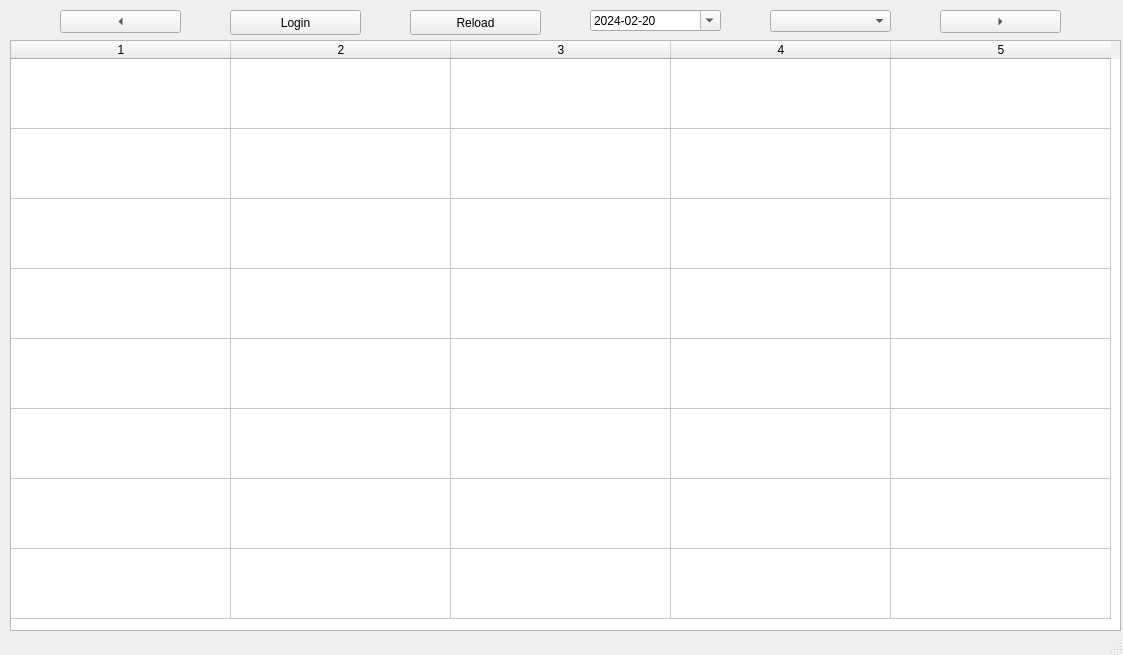
This is mainwindow.ui in l-koehler/untis-py as Qt 5 draws it before an edit. The edited form follows.
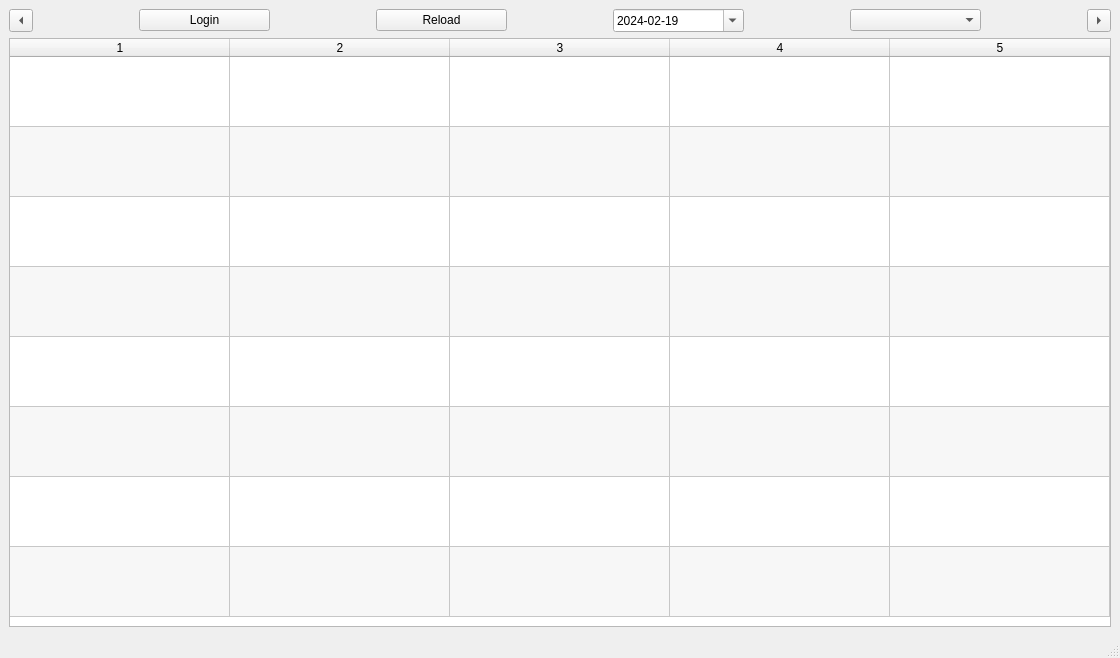
This is the edited form.

Commit message: fix api.py using qt6 regardless of flags

```diff
--- a/mainwindow.ui
+++ b/mainwindow.ui
@@ -6,10 +6,16 @@
    <rect>
     <x>0</x>
     <y>0</y>
-    <width>1123</width>
-    <height>655</height>
+    <width>1120</width>
+    <height>658</height>
    </rect>
   </property>
+  <property name="sizePolicy">
+   <sizepolicy hsizetype="Expanding" vsizetype="Expanding">
+    <horstretch>0</horstretch>
+    <verstretch>0</verstretch>
+   </sizepolicy>
+  </property>
   <property name="windowTitle">
    <string>Untis Desktop</string>
   </property>
@@ -23,81 +29,89 @@
    <property name="autoFillBackground">
     <bool>true</bool>
    </property>
+   <layout class="QVBoxLayout" name="verticalLayout">
+    <item>
+     <layout class="QHBoxLayout" name="top_bar_qhb">
+      <item>
+       <widget class="QToolButton" name="prev_btn">
+        <property name="text">
+         <string/>
+        </property>
+        <property name="shortcut">
+         <string>Left</string>
+        </property>
+        <property name="arrowType">
+         <enum>Qt::LeftArrow</enum>
+        </property>
+       </widget>
+      </item>
+      <item>
+       <spacer name="horizontalSpacer">
+        <property name="orientation">
+         <enum>Qt::Horizontal</enum>
+        </property>
+        <property name="sizeType">
+         <enum>QSizePolicy::Maximum</enum>
+        </property>
+        <property name="sizeHint" stdset="0">
+         <size>
+          <width>100</width>
+          <height>20</height>
+         </size>
+        </property>
+       </spacer>
+      </item>
+      <item>
    <widget class="QPushButton" name="login_btn">
-    <property name="geometry">
-     <rect>
-      <x>230</x>
-      <y>10</y>
-      <width>131</width>
-      <height>25</height>
-     </rect>
-    </property>
     <property name="text">
      <string>Login</string>
     </property>
    </widget>
-   <widget class="QTableWidget" name="timetable">
-    <property name="geometry">
-     <rect>
-      <x>10</x>
-      <y>40</y>
-      <width>1111</width>
-      <height>591</height>
-     </rect>
-    </property>
-    <property name="autoFillBackground">
-     <bool>true</bool>
-    </property>
-    <property name="sizeAdjustPolicy">
-     <enum>QAbstractScrollArea::AdjustToContents</enum>
-    </property>
-    <property name="rowCount">
-     <number>8</number>
-    </property>
-    <property name="columnCount">
-     <number>5</number>
-    </property>
-    <attribute name="horizontalHeaderCascadingSectionResizes">
-     <bool>false</bool>
-    </attribute>
-    <attribute name="horizontalHeaderMinimumSectionSize">
-     <number>210</number>
-    </attribute>
-    <attribute name="horizontalHeaderDefaultSectionSize">
-     <number>220</number>
-    </attribute>
-    <attribute name="verticalHeaderVisible">
-     <bool>false</bool>
-    </attribute>
-    <attribute name="verticalHeaderMinimumSectionSize">
-     <number>70</number>
-    </attribute>
-    <attribute name="verticalHeaderDefaultSectionSize">
-     <number>70</number>
-    </attribute>
-    <row/>
-    <row/>
-    <row/>
-    <row/>
-    <row/>
-    <row/>
-    <row/>
-    <row/>
-    <column/>
-    <column/>
-    <column/>
-    <column/>
-    <column/>
-   </widget>
+      </item>
+      <item>
+       <spacer name="horizontalSpacer_2">
+        <property name="orientation">
+         <enum>Qt::Horizontal</enum>
+        </property>
+        <property name="sizeType">
+         <enum>QSizePolicy::Maximum</enum>
+        </property>
+        <property name="sizeHint" stdset="0">
+         <size>
+          <width>100</width>
+          <height>20</height>
+         </size>
+        </property>
+       </spacer>
+      </item>
+      <item>
+       <widget class="QPushButton" name="reload_btn">
+        <property name="text">
+         <string>Reload</string>
+        </property>
+        <property name="shortcut">
+         <string>Up, Ctrl+R</string>
+        </property>
+       </widget>
+      </item>
+      <item>
+       <spacer name="horizontalSpacer_3">
+        <property name="orientation">
+         <enum>Qt::Horizontal</enum>
+        </property>
+        <property name="sizeType">
+         <enum>QSizePolicy::Maximum</enum>
+        </property>
+        <property name="sizeHint" stdset="0">
+         <size>
+          <width>100</width>
+          <height>20</height>
+         </size>
+        </property>
+       </spacer>
+      </item>
+      <item>
    <widget class="QDateEdit" name="date_edit">
-    <property name="geometry">
-     <rect>
-      <x>590</x>
-      <y>10</y>
-      <width>131</width>
-      <height>21</height>
-     </rect>
-    </property>
     <property name="contextMenuPolicy">
      <enum>Qt::DefaultContextMenu</enum>
     </property>
@@ -108,7 +122,7 @@
       <second>0</second>
       <year>2024</year>
       <month>2</month>
-      <day>20</day>
+          <day>19</day>
      </datetime>
     </property>
     <property name="currentSection">
@@ -124,44 +138,51 @@
      <number>2</number>
     </property>
    </widget>
+      </item>
+      <item>
+       <spacer name="horizontalSpacer_4">
+        <property name="orientation">
+         <enum>Qt::Horizontal</enum>
+        </property>
+        <property name="sizeType">
+         <enum>QSizePolicy::Maximum</enum>
+        </property>
+        <property name="sizeHint" stdset="0">
+         <size>
+          <width>100</width>
+          <height>20</height>
+         </size>
+        </property>
+       </spacer>
+      </item>
+      <item>
    <widget class="QComboBox" name="classes_cb">
-    <property name="geometry">
-     <rect>
-      <x>770</x>
-      <y>10</y>
-      <width>121</width>
-      <height>22</height>
-     </rect>
-    </property>
-   </widget>
-   <widget class="QToolButton" name="prev_btn">
-    <property name="geometry">
-     <rect>
-      <x>60</x>
-      <y>10</y>
-      <width>121</width>
-      <height>23</height>
-     </rect>
-    </property>
-    <property name="text">
-     <string/>
-    </property>
-    <property name="shortcut">
-     <string>Left</string>
-    </property>
-    <property name="arrowType">
-     <enum>Qt::LeftArrow</enum>
-    </property>
-   </widget>
+        <property name="sizePolicy">
+         <sizepolicy hsizetype="Minimum" vsizetype="Fixed">
+          <horstretch>0</horstretch>
+          <verstretch>0</verstretch>
+         </sizepolicy>
+        </property>
+       </widget>
+      </item>
+      <item>
+       <spacer name="horizontalSpacer_5">
+        <property name="orientation">
+         <enum>Qt::Horizontal</enum>
+        </property>
+        <property name="sizeType">
+         <enum>QSizePolicy::Maximum</enum>
+        </property>
+        <property name="sizeHint" stdset="0">
+         <size>
+          <width>100</width>
+          <height>20</height>
+         </size>
+        </property>
+       </spacer>
+      </item>
+      <item>
    <widget class="QToolButton" name="next_btn">
-    <property name="geometry">
-     <rect>
-      <x>940</x>
-      <y>10</y>
-      <width>121</width>
-      <height>23</height>
-     </rect>
-    </property>
     <property name="text">
      <string>...</string>
     </property>
@@ -172,22 +193,81 @@
      <enum>Qt::RightArrow</enum>
     </property>
    </widget>
-   <widget class="QPushButton" name="reload_btn">
-    <property name="geometry">
-     <rect>
-      <x>410</x>
-      <y>10</y>
-      <width>131</width>
-      <height>25</height>
-     </rect>
-    </property>
-    <property name="text">
-     <string>Reload</string>
-    </property>
-    <property name="shortcut">
-     <string>Up, Ctrl+R</string>
-    </property>
-   </widget>
+      </item>
+     </layout>
+    </item>
+    <item>
+     <widget class="QTableWidget" name="timetable">
+      <property name="sizePolicy">
+       <sizepolicy hsizetype="Expanding" vsizetype="Expanding">
+        <horstretch>0</horstretch>
+        <verstretch>0</verstretch>
+       </sizepolicy>
+      </property>
+      <property name="autoFillBackground">
+       <bool>true</bool>
+      </property>
+      <property name="verticalScrollBarPolicy">
+       <enum>Qt::ScrollBarAsNeeded</enum>
+      </property>
+      <property name="horizontalScrollBarPolicy">
+       <enum>Qt::ScrollBarAsNeeded</enum>
+      </property>
+      <property name="sizeAdjustPolicy">
+       <enum>QAbstractScrollArea::AdjustToContents</enum>
+      </property>
+      <property name="alternatingRowColors">
+       <bool>true</bool>
+      </property>
+      <property name="verticalScrollMode">
+       <enum>QAbstractItemView::ScrollPerPixel</enum>
+      </property>
+      <property name="horizontalScrollMode">
+       <enum>QAbstractItemView::ScrollPerPixel</enum>
+      </property>
+      <property name="showGrid">
+       <bool>true</bool>
+      </property>
+      <property name="rowCount">
+       <number>8</number>
+      </property>
+      <property name="columnCount">
+       <number>5</number>
+      </property>
+      <attribute name="horizontalHeaderCascadingSectionResizes">
+       <bool>false</bool>
+      </attribute>
+      <attribute name="horizontalHeaderMinimumSectionSize">
+       <number>210</number>
+      </attribute>
+      <attribute name="horizontalHeaderDefaultSectionSize">
+       <number>220</number>
+      </attribute>
+      <attribute name="verticalHeaderVisible">
+       <bool>false</bool>
+      </attribute>
+      <attribute name="verticalHeaderMinimumSectionSize">
+       <number>70</number>
+      </attribute>
+      <attribute name="verticalHeaderDefaultSectionSize">
+       <number>70</number>
+      </attribute>
+      <row/>
+      <row/>
+      <row/>
+      <row/>
+      <row/>
+      <row/>
+      <row/>
+      <row/>
+      <column/>
+      <column/>
+      <column/>
+      <column/>
+      <column/>
+     </widget>
+    </item>
+   </layout>
   </widget>
   <widget class="QStatusBar" name="statusbar"/>
  </widget>
```
Lines whose indentation alone changed are shown as unchanged. The commit also changes 2 other files.
